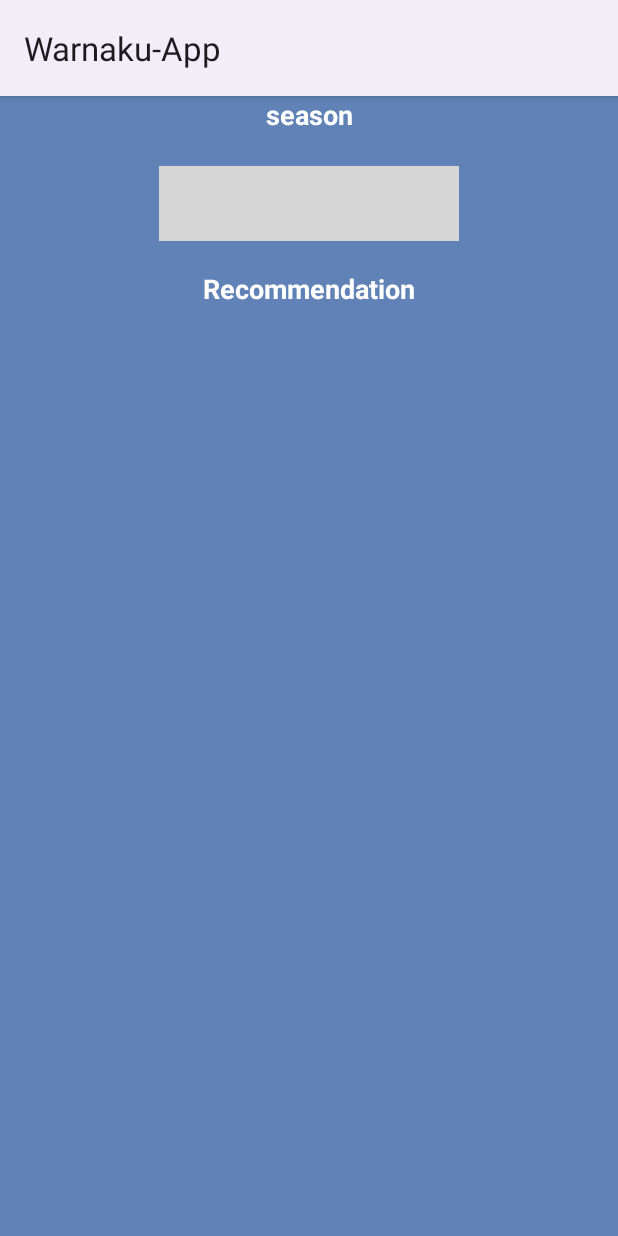
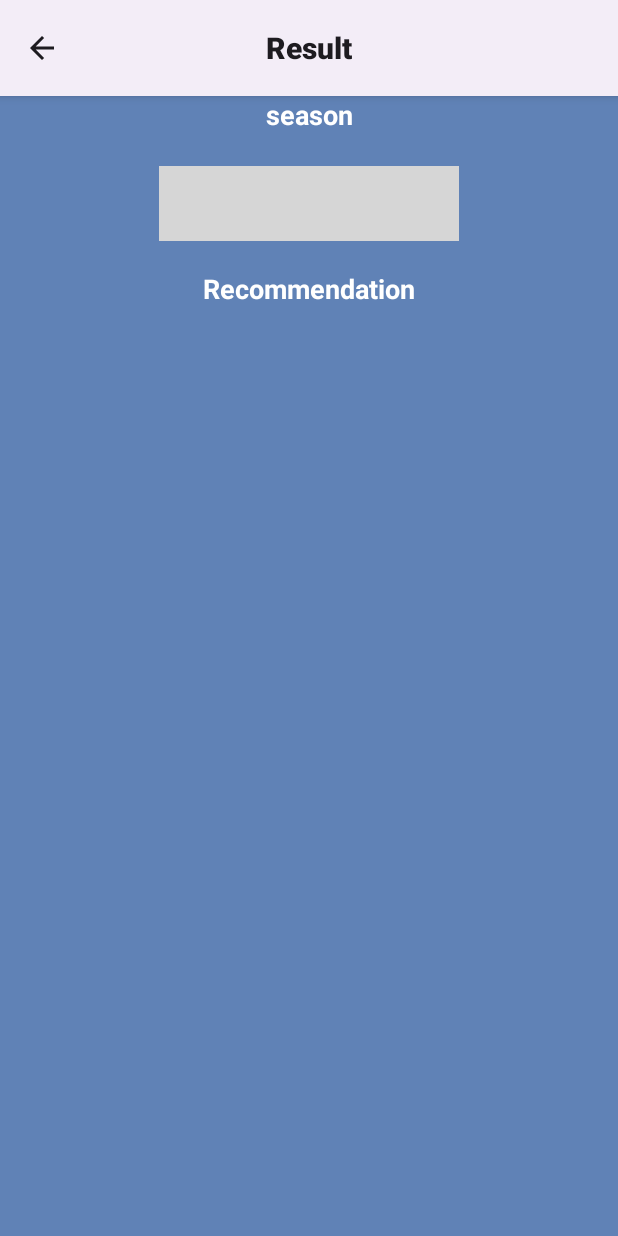
Before and after one commit to Warna-Ku/Warnaku-App, an Android app: the DetailActivity screen opened directly, with no data from a screen before it, after a tap on "show Result", on a phone screen of 412 x 824 dp. Run offline under Robolectric (Android 15) with nearby library versions, the light colour scheme and no system bars; pictures from the network do not load; grey boxes are pictures that could not be loaded.

Commit message:
update action bar

```diff
--- a/app/src/main/java/com/dicoding/warnaku_app/view/history/detail/DetailActivity.kt
+++ b/app/src/main/java/com/dicoding/warnaku_app/view/history/detail/DetailActivity.kt
@@ -3,8 +3,11 @@ package com.dicoding.warnaku_app.view.history.detail
 import android.annotation.SuppressLint
 import android.content.Intent
 import android.os.Bundle
+import android.view.MenuItem
 import android.view.View
+import android.widget.TextView
 import androidx.activity.enableEdgeToEdge
+import androidx.appcompat.app.ActionBar
 import androidx.appcompat.app.AppCompatActivity
 import androidx.core.view.ViewCompat
 import androidx.core.view.WindowInsetsCompat
@@ -24,6 +27,13 @@ class DetailActivity : AppCompatActivity() {
     }
     override fun onCreate(savedInstanceState: Bundle?) {
         super.onCreate(savedInstanceState)
+
+        supportActionBar?.displayOptions = ActionBar.DISPLAY_SHOW_CUSTOM
+        supportActionBar?.setCustomView(R.layout.custom_action_bar)
+        supportActionBar?.setDisplayHomeAsUpEnabled(true)
+
+        val titleTextView = supportActionBar?.customView?.findViewById<TextView>(R.id.action_bar_title)
+        titleTextView?.text = "Result"
 
         setContentView(binding.root)
         setView()
@@ -70,4 +80,14 @@ class DetailActivity : AppCompatActivity() {
         bottomSheetDialog.setContentView(bindingg.root) // Correct reference to bindingg.root
         bottomSheetDialog.show()
     }
+
+    override fun onOptionsItemSelected(item: MenuItem): Boolean {
+        return when (item.itemId) {
+            android.R.id.home -> {
+                onBackPressed()
+                true
+            }
+            else -> super.onOptionsItemSelected(item)
+        }
+    }
 }
--- a/app/src/main/java/com/dicoding/warnaku_app/view/history/detail/result/ResultDetail.kt
+++ b/app/src/main/java/com/dicoding/warnaku_app/view/history/detail/result/ResultDetail.kt
@@ -1,7 +1,10 @@
 package com.dicoding.warnaku_app.view.history.detail.result
 
 import android.os.Bundle
+import android.view.MenuItem
+import android.widget.TextView
 import androidx.activity.enableEdgeToEdge
+import androidx.appcompat.app.ActionBar
 import androidx.appcompat.app.AppCompatActivity
 import androidx.core.view.ViewCompat
 import androidx.core.view.WindowInsetsCompat
@@ -21,6 +24,13 @@ class ResultDetail : AppCompatActivity() {
 
         setContentView(binding.root)
 
+        supportActionBar?.displayOptions = ActionBar.DISPLAY_SHOW_CUSTOM
+        supportActionBar?.setCustomView(R.layout.custom_action_bar)
+        supportActionBar?.setDisplayHomeAsUpEnabled(true)
+
+        val titleTextView = supportActionBar?.customView?.findViewById<TextView>(R.id.action_bar_title)
+        titleTextView?.text = "Result"
+
         val analysisReport: AnalysisReportsItem? = intent.getParcelableExtra("REPORT_DETAIL")
 
         binding.tvResultSeason.text = analysisReport?.season
@@ -32,4 +42,14 @@ class ResultDetail : AppCompatActivity() {
         val adapter = ColorsAdapter(analysisReport?.colors ?: emptyList())
         binding.recyclerView.adapter = adapter
     }
+
+    override fun onOptionsItemSelected(item: MenuItem): Boolean {
+        return when (item.itemId) {
+            android.R.id.home -> {
+                onBackPressed()
+                true
+            }
+            else -> super.onOptionsItemSelected(item)
+        }
+    }
 }
```
